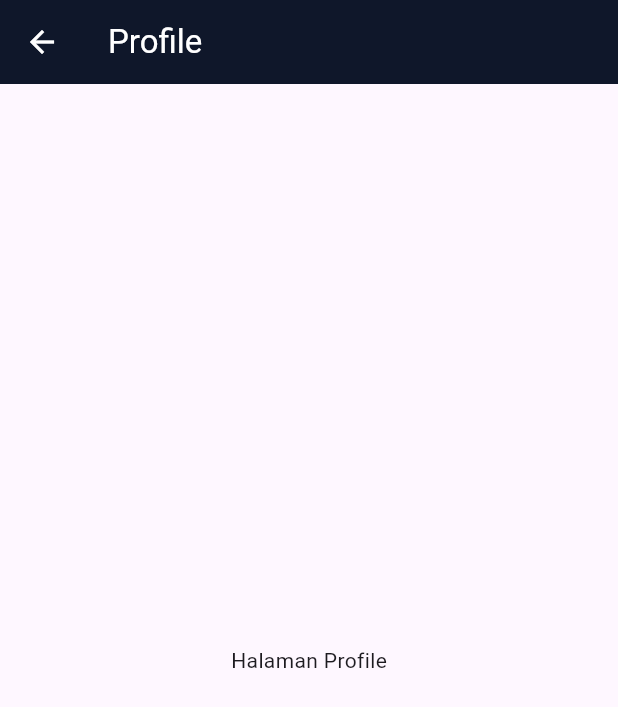
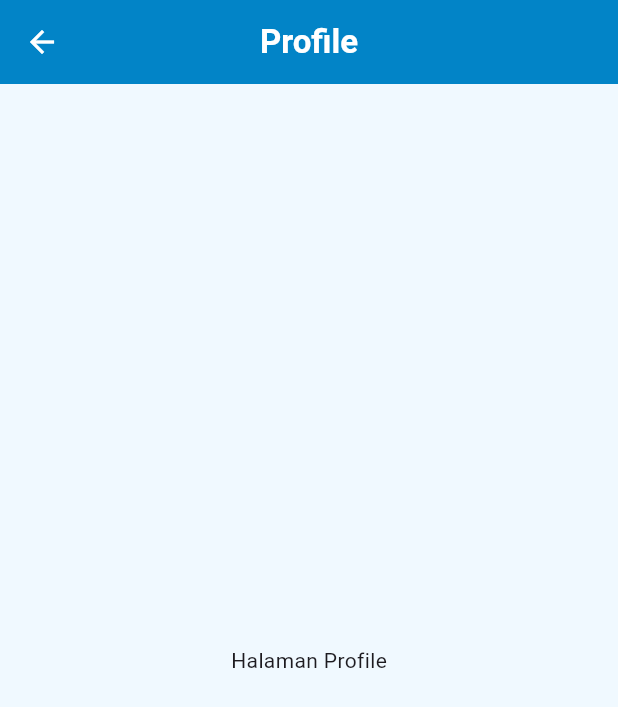
Before and after one commit to ananda101608/project-flutter, a Flutter app: the screen it shows after launch, after a tap on "Halaman Profile", on a phone screen of 412 x 824 dp. Shown: the top 707 px of the screen. Run offline on Flutter 3.47's test engine with Material 3 defaults, Android fonts, the light colour scheme and no system bars; our stand-ins replace font_awesome_flutter.

Commit message:
Update color palette with fresh Ocean Blue theme and distinct button colors

```diff
--- a/portonanda/lib/pages/beranda.dart
+++ b/portonanda/lib/pages/beranda.dart
@@ -6,7 +6,7 @@ class BerandaPage extends StatelessWidget {
   @override
   Widget build(BuildContext context) {
     return Scaffold(
-      backgroundColor: Colors.white,
+      backgroundColor: const Color(0xFFF0F9FF),
       appBar: AppBar(
         title: const Text(
           "Portofolio Nanda",
@@ -15,8 +15,9 @@ class BerandaPage extends StatelessWidget {
             color: Colors.white,
           ),
         ),
-        backgroundColor: const Color(0xFF0F172A),
+        backgroundColor: const Color(0xFF023E8A),
         foregroundColor: Colors.white,
+        centerTitle: true,
       ),
       drawer: Drawer(
         child: ListView(
@@ -25,7 +26,7 @@ class BerandaPage extends StatelessWidget {
             // Drawer Header
             const DrawerHeader(
               decoration: BoxDecoration(
-                color: Color(0xFF0F172A),
+                color: Color(0xFF023E8A),
               ),
               child: Column(
                 mainAxisAlignment: MainAxisAlignment.center,
@@ -33,11 +34,11 @@ class BerandaPage extends StatelessWidget {
                 children: [
                   CircleAvatar(
                     radius: 30,
-                    backgroundColor: Colors.white,
+                    backgroundColor: Color(0xFFE0F2FE),
                     child: Icon(
                       Icons.person,
                       size: 40,
-                      color: Color(0xFF0F172A),
+                      color: Color(0xFF023E8A),
                     ),
                   ),
                   SizedBox(height: 10),
@@ -53,7 +54,7 @@ class BerandaPage extends StatelessWidget {
                     "RPL - SMKN 64 Jakarta",
                     style: TextStyle(
                       fontSize: 12,
-                      color: Colors.grey,
+                      color: Color(0xFFBAE6FD),
                     ),
                   ),
                 ],
@@ -61,7 +62,7 @@ class BerandaPage extends StatelessWidget {
             ),
             // Menu Beranda
             ListTile(
-              leading: const Icon(Icons.home, color: Color(0xFF0F172A)),
+              leading: const Icon(Icons.home, color: Color(0xFF023E8A)),
               title: const Text(
                 "Beranda",
                 style: TextStyle(fontWeight: FontWeight.w600),
@@ -72,7 +73,7 @@ class BerandaPage extends StatelessWidget {
             ),
             // Menu Profile
             ListTile(
-              leading: const Icon(Icons.person, color: Color(0xFF0F172A)),
+              leading: const Icon(Icons.person, color: Color(0xFF0284C7)),
               title: const Text(
                 "Profile",
                 style: TextStyle(fontWeight: FontWeight.w600),
@@ -84,7 +85,7 @@ class BerandaPage extends StatelessWidget {
             ),
             // Menu Skill
             ListTile(
-              leading: const Icon(Icons.code, color: Color(0xFF0F172A)),
+              leading: const Icon(Icons.code, color: Color(0xFF059669)),
               title: const Text(
                 "Skill",
                 style: TextStyle(fontWeight: FontWeight.w600),
@@ -96,7 +97,7 @@ class BerandaPage extends StatelessWidget {
             ),
             // Menu Project
             ListTile(
-              leading: const Icon(Icons.work, color: Color(0xFF0F172A)),
+              leading: const Icon(Icons.work, color: Color(0xFF2563EB)),
               title: const Text(
                 "Project",
                 style: TextStyle(fontWeight: FontWeight.w600),
@@ -108,7 +109,7 @@ class BerandaPage extends StatelessWidget {
             ),
             // Menu Contact Me
             ListTile(
-              leading: const Icon(Icons.phone, color: Color(0xFF0F172A)),
+              leading: const Icon(Icons.phone, color: Color(0xFFEA580C)),
               title: const Text(
                 "Contact Me",
                 style: TextStyle(fontWeight: FontWeight.w600),
@@ -131,18 +132,18 @@ class BerandaPage extends StatelessWidget {
               padding: const EdgeInsets.all(20),
               margin: const EdgeInsets.only(bottom: 20),
               decoration: BoxDecoration(
-                color: const Color(0xFF0F172A),
+                color: const Color(0xFF023E8A),
                 borderRadius: BorderRadius.circular(15),
               ),
               child: const Column(
                 children: [
                   CircleAvatar(
                     radius: 40,
-                    backgroundColor: Colors.white,
+                    backgroundColor: Color(0xFFE0F2FE),
                     child: Icon(
                       Icons.person,
                       size: 50,
-                      color: Color(0xFF0F172A),
+                      color: Color(0xFF023E8A),
                     ),
                   ),
                   SizedBox(height: 15),
@@ -160,22 +161,38 @@ class BerandaPage extends StatelessWidget {
                     "Ananda Rachmatu",
                     style: TextStyle(
                       fontSize: 16,
-                      color: Colors.white70,
+                      color: Color(0xFFBAE6FD),
+                      fontWeight: FontWeight.w600,
                     ),
                   ),
                   SizedBox(height: 8),
                   Text(
-                    "Siswa RPL di SMKN 64 Jakarta",
+                    "Siswa RPL di SMKN 64 Jakarta\nJunior Flutter & Mobile Developer",
                     style: TextStyle(
                       fontSize: 13,
-                      color: Colors.white60,
+                      color: Colors.white70,
+                      height: 1.4,
                     ),
+                    textAlign: TextAlign.center,
                   ),
                 ],
               ),
             ),
 
-            // Tombol ke Halaman Profile
+            const Align(
+              alignment: Alignment.centerLeft,
+              child: Text(
+                "Menu Halaman",
+                style: TextStyle(
+                  fontSize: 18,
+                  fontWeight: FontWeight.bold,
+                  color: Color(0xFF023E8A),
+                ),
+              ),
+            ),
+            const SizedBox(height: 15),
+
+            // Tombol ke Halaman Profile (Sky Blue)
             SizedBox(
               width: double.infinity,
               child: ElevatedButton.icon(
@@ -191,18 +208,19 @@ class BerandaPage extends StatelessWidget {
                   ),
                 ),
                 style: ElevatedButton.styleFrom(
-                  backgroundColor: const Color(0xFF0F172A),
+                  backgroundColor: const Color(0xFF0284C7),
                   foregroundColor: Colors.white,
                   padding: const EdgeInsets.symmetric(vertical: 14),
                   shape: RoundedRectangleBorder(
                     borderRadius: BorderRadius.circular(12),
                   ),
+                  elevation: 2,
                 ),
               ),
             ),
             const SizedBox(height: 15),
 
-            // Tombol ke Halaman Skill
+            // Tombol ke Halaman Skill (Emerald Green)
             SizedBox(
               width: double.infinity,
               child: ElevatedButton.icon(
@@ -218,18 +236,19 @@ class BerandaPage extends StatelessWidget {
                   ),
                 ),
                 style: ElevatedButton.styleFrom(
-                  backgroundColor: const Color(0xFF0F172A),
+                  backgroundColor: const Color(0xFF059669),
                   foregroundColor: Colors.white,
                   padding: const EdgeInsets.symmetric(vertical: 14),
                   shape: RoundedRectangleBorder(
                     borderRadius: BorderRadius.circular(12),
                   ),
+                  elevation: 2,
                 ),
               ),
             ),
             const SizedBox(height: 15),
 
-            // Tombol ke Halaman Project
+            // Tombol ke Halaman Project (Royal Blue)
             SizedBox(
               width: double.infinity,
               child: ElevatedButton.icon(
@@ -245,18 +264,19 @@ class BerandaPage extends StatelessWidget {
                   ),
                 ),
                 style: ElevatedButton.styleFrom(
-                  backgroundColor: const Color(0xFF0F172A),
+                  backgroundColor: const Color(0xFF2563EB),
                   foregroundColor: Colors.white,
                   padding: const EdgeInsets.symmetric(vertical: 14),
                   shape: RoundedRectangleBorder(
                     borderRadius: BorderRadius.circular(12),
                   ),
+                  elevation: 2,
                 ),
               ),
             ),
             const SizedBox(height: 15),
 
-            // Tombol ke Halaman Contact Me
+            // Tombol ke Halaman Contact Me (Vibrant Orange)
             SizedBox(
               width: double.infinity,
               child: ElevatedButton.icon(
@@ -272,12 +292,13 @@ class BerandaPage extends StatelessWidget {
                   ),
                 ),
                 style: ElevatedButton.styleFrom(
-                  backgroundColor: const Color(0xFF0F172A),
+                  backgroundColor: const Color(0xFFEA580C),
                   foregroundColor: Colors.white,
                   padding: const EdgeInsets.symmetric(vertical: 14),
                   shape: RoundedRectangleBorder(
                     borderRadius: BorderRadius.circular(12),
                   ),
+                  elevation: 2,
                 ),
               ),
             ),
--- a/portonanda/lib/pages/profile.dart
+++ b/portonanda/lib/pages/profile.dart
@@ -6,10 +6,18 @@ class ProfilePage extends StatelessWidget {
   @override
   Widget build(BuildContext context) {
     return Scaffold(
+      backgroundColor: const Color(0xFFF0F9FF),
       appBar: AppBar(
-        title: const Text("Profile"),
-        backgroundColor: const Color(0xFF0F172A),
+        title: const Text(
+          "Profile",
+          style: TextStyle(
+            fontWeight: FontWeight.bold,
+            color: Colors.white,
+          ),
+        ),
+        backgroundColor: const Color(0xFF0284C7),
         foregroundColor: Colors.white,
+        centerTitle: true,
       ),
       body: const Center(
         child: Text("Halaman Profile"),
```
Also changed, not shown: portonanda/lib/pages/contactme.dart (+10 -2 lines), portonanda/lib/pages/project.dart (+10 -2 lines), portonanda/lib/pages/skill.dart (+10 -2 lines).
